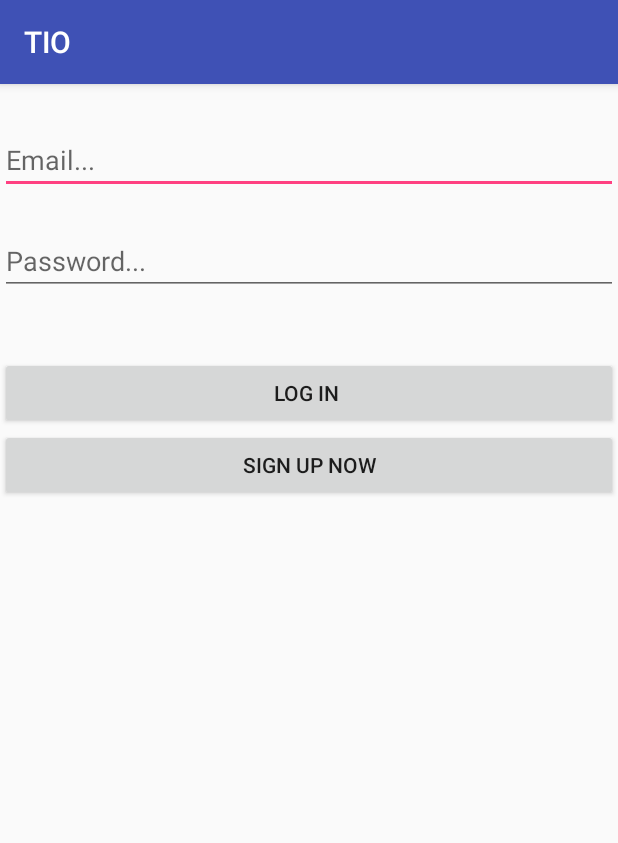
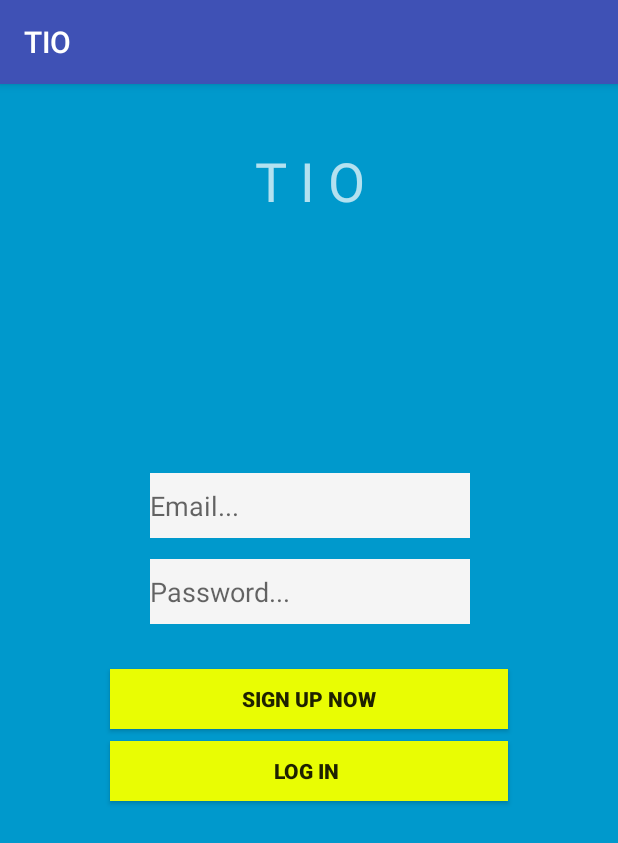
Before and after one commit to AllenZB/orbital, an Android app: the screen it shows after launch (LoginActivity), on a phone screen of 412 x 824 dp. Shown: the top 843 px of the screen. Run offline under Robolectric (Android 15) with nearby library versions, the phone set to English and light mode, and no system bars; our stand-ins replace Firebase (no records; nobody signed in at launch, a user with empty details on screens opened directly); 6 statements that could not run were skipped.

Commit message:
add login ui

```diff
--- a/TIO/app/src/main/java/com/example/wxhgxj/tio/LoginActivity.java
+++ b/TIO/app/src/main/java/com/example/wxhgxj/tio/LoginActivity.java
@@ -8,6 +8,7 @@ import android.text.TextUtils;
 import android.view.View;
 import android.widget.Button;
 import android.widget.EditText;
+import android.widget.ProgressBar;
 import android.widget.Toast;
 
 import com.google.android.gms.tasks.OnCompleteListener;
@@ -22,6 +23,7 @@ public class LoginActivity extends AppCompatActivity {
     private EditText mLoginPassword;
     private Button mLoginButton;
     private Button mSignUpButton;
+    private ProgressBar loginProgress;
     //define firebase auth
     private FirebaseAuth mAuth;
 
@@ -35,6 +37,8 @@ public class LoginActivity extends AppCompatActivity {
         mLoginPassword = (EditText)findViewById(R.id.loginPassword);
         mLoginButton = (Button)findViewById(R.id.loginButton);
         mSignUpButton = (Button)findViewById(R.id.signupButton);
+        loginProgress = (ProgressBar)findViewById(R.id.loginProgress);
+        loginProgress.setVisibility(View.INVISIBLE);
         //initialize Firebase Auth
         mAuth = FirebaseAuth.getInstance();
         //check whether is logged in already
@@ -42,6 +46,7 @@ public class LoginActivity extends AppCompatActivity {
         mLoginButton.setOnClickListener(new View.OnClickListener() {
             @Override
             public void onClick(View view) {
+                loginProgress.setVisibility(View.VISIBLE);
                 startSignIn();
             }
         });
--- a/TIO/app/src/main/java/com/example/wxhgxj/tio/RegisterActivity.java
+++ b/TIO/app/src/main/java/com/example/wxhgxj/tio/RegisterActivity.java
@@ -9,6 +9,7 @@ import android.text.TextUtils;
 import android.view.View;
 import android.widget.Button;
 import android.widget.EditText;
+import android.widget.ProgressBar;
 import android.widget.RelativeLayout;
 
 import com.firebase.client.Firebase;
@@ -26,6 +27,7 @@ public class RegisterActivity extends AppCompatActivity {
     private EditText registerEmail;
     private EditText registerPassword;
     private Button registerButton;
+    private ProgressBar registerProgress;
     //define Firebase Auth
     private FirebaseAuth mAuth;
     private DatabaseReference mDatabase;
@@ -39,6 +41,8 @@ public class RegisterActivity extends AppCompatActivity {
         registerEmail = (EditText)findViewById(R.id.registerEmail);
         registerPassword = (EditText)findViewById(R.id.registerPassword);
         registerButton = (Button)findViewById(R.id.registerButton);
+        registerProgress = (ProgressBar)findViewById(R.id.registerProgress);
+        registerProgress.setVisibility(View.INVISIBLE);
         //initialize Firebase Auth
         mAuth = FirebaseAuth.getInstance();
         mDatabase = FirebaseDatabase.getInstance().getReference().child("Users");
@@ -47,6 +51,7 @@ public class RegisterActivity extends AppCompatActivity {
         registerButton.setOnClickListener(new View.OnClickListener() {
             @Override
             public void onClick(View view) {
+                registerProgress.setVisibility(View.VISIBLE);
                 startRegister();
             }
         });
--- a/TIO/app/src/main/res/layout/activity_login.xml
+++ b/TIO/app/src/main/res/layout/activity_login.xml
@@ -1,49 +1,91 @@
 <?xml version="1.0" encoding="utf-8"?>
-<RelativeLayout xmlns:android="http://schemas.android.com/apk/res/android"
+<android.support.constraint.ConstraintLayout xmlns:android="http://schemas.android.com/apk/res/android"
     xmlns:app="http://schemas.android.com/apk/res-auto"
     xmlns:tools="http://schemas.android.com/tools"
+    android:id="@+id/relativeLayout2"
     android:layout_width="match_parent"
     android:layout_height="match_parent"
+    android:background="@android:color/holo_blue_dark"
     tools:context=".LoginActivity">
 
     <EditText
         android:id="@+id/loginEmail"
-        android:layout_width="match_parent"
-        android:layout_height="wrap_content"
-        android:layout_alignParentStart="true"
-        android:layout_alignParentTop="true"
-        android:layout_marginTop="28dp"
+        android:layout_width="wrap_content"
+        android:layout_height="43dp"
+        android:layout_marginTop="170dp"
+        android:background="@color/browser_actions_bg_grey"
         android:ems="10"
         android:hint="Email..."
         android:inputType="textEmailAddress"
-        tools:layout_editor_absoluteX="84dp"
-        tools:layout_editor_absoluteY="37dp" />
+        app:layout_constraintHorizontal_bias="0.502"
+        app:layout_constraintLeft_toLeftOf="parent"
+        app:layout_constraintRight_toRightOf="parent"
+        app:layout_constraintTop_toBottomOf="@+id/textView" />
 
     <EditText
         android:id="@+id/loginPassword"
-        android:layout_width="match_parent"
-        android:layout_height="wrap_content"
-        android:layout_alignParentTop="true"
-        android:layout_centerHorizontal="true"
-        android:layout_marginTop="95dp"
+        android:layout_width="wrap_content"
+        android:layout_height="43dp"
+        android:layout_marginTop="14dp"
+        android:background="@color/browser_actions_bg_grey"
         android:ems="10"
         android:hint="Password..."
-        android:inputType="textPassword" />
+        android:inputType="textPassword"
+        app:layout_constraintHorizontal_bias="0.502"
+        app:layout_constraintLeft_toLeftOf="parent"
+        app:layout_constraintRight_toRightOf="parent"
+        app:layout_constraintTop_toBottomOf="@+id/loginEmail" />
 
     <Button
         android:id="@+id/loginButton"
-        android:layout_width="match_parent"
-        android:layout_height="wrap_content"
-        android:layout_alignParentTop="true"
-        android:layout_centerHorizontal="true"
-        android:layout_marginTop="182dp"
-        android:text="Log In " />
+        android:layout_width="265dp"
+        android:layout_height="40dp"
+        android:layout_marginTop="8dp"
+        android:background="#e9fd03"
+        android:text="Log In "
+        android:textStyle="bold"
+        app:layout_constraintLeft_toLeftOf="parent"
+        app:layout_constraintRight_toRightOf="parent"
+        app:layout_constraintTop_toBottomOf="@+id/signupButton" />
 
     <Button
         android:id="@+id/signupButton"
-        android:layout_width="match_parent"
-        android:layout_height="wrap_content"
-        android:layout_below="@+id/loginButton"
+        android:layout_width="265dp"
+        android:layout_height="40dp"
+        android:layout_marginTop="30dp"
+        android:background="#e9fd03"
+        android:text="Sign Up Now"
+        android:textStyle="bold"
+        app:layout_constraintLeft_toLeftOf="parent"
+        app:layout_constraintRight_toRightOf="parent"
+        app:layout_constraintTop_toBottomOf="@+id/loginPassword" />
+
+    <TextView
+        android:id="@+id/textView"
+        android:layout_width="wrap_content"
+        android:layout_height="49dp"
+        android:layout_marginTop="40dp"
+        android:text="T I O"
+        android:textAppearance="@android:style/TextAppearance.DeviceDefault.Widget.ActionBar.Subtitle.Inverse"
+        android:textSize="36sp"
+        app:layout_constraintHorizontal_bias="0.501"
+        app:layout_constraintLeft_toLeftOf="parent"
+        app:layout_constraintRight_toRightOf="parent"
+        app:layout_constraintTop_toTopOf="parent" />
+
+    <ProgressBar
+        android:id="@+id/loginProgress"
+        style="?android:attr/progressBarStyle"
+        android:layout_width="73dp"
+        android:layout_height="78dp"
         android:layout_centerHorizontal="true"
-        android:text="Sign Up Now" />
-</RelativeLayout>
+        android:layout_marginBottom="144dp"
+        android:layout_marginEnd="8dp"
+        android:layout_marginStart="8dp"
+        app:layout_constraintBottom_toBottomOf="@+id/signupButton"
+        app:layout_constraintEnd_toEndOf="parent"
+        app:layout_constraintHorizontal_bias="0.501"
+        app:layout_constraintStart_toStartOf="parent" />
+
+
+</android.support.constraint.ConstraintLayout>
--- a/TIO/app/src/main/res/layout/activity_register.xml
+++ b/TIO/app/src/main/res/layout/activity_register.xml
@@ -47,4 +47,12 @@
         android:layout_centerHorizontal="true"
         android:layout_marginTop="232dp"
         android:text="Register Now" />
+
+    <ProgressBar
+        android:id="@+id/registerProgress"
+        style="?android:attr/progressBarStyle"
+        android:layout_width="89dp"
+        android:layout_height="85dp"
+        android:layout_centerInParent="true" />
+
 </RelativeLayout>
```
